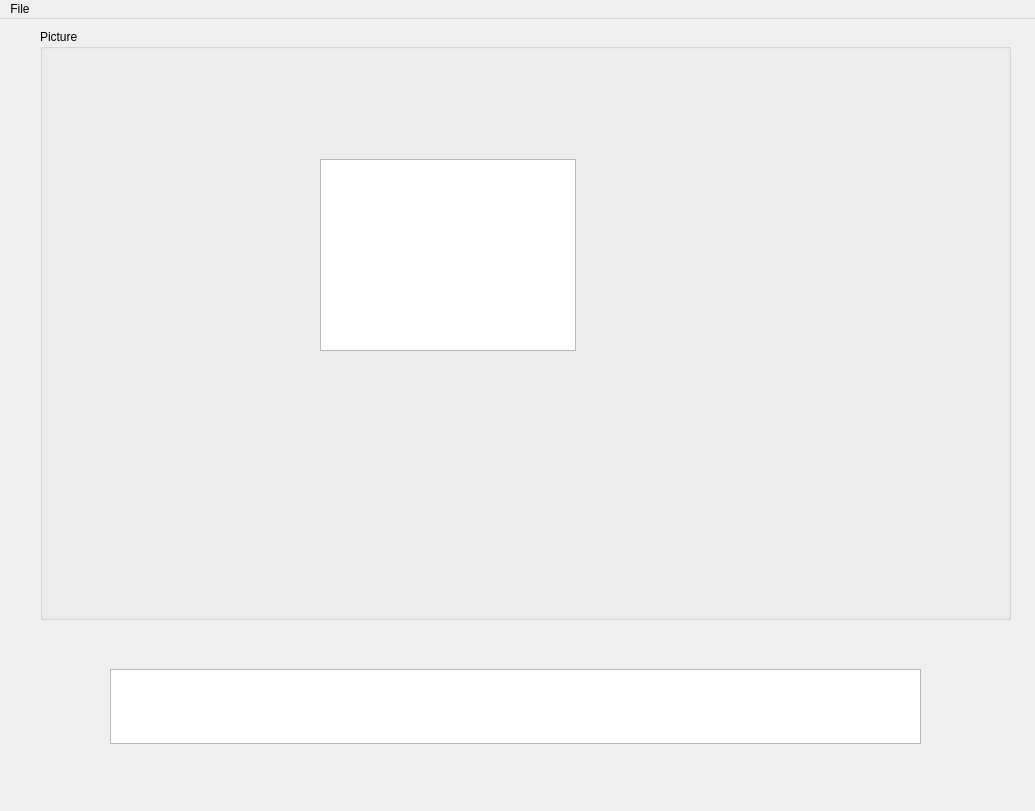
Before: the Qt Designer form XmlParser/mainwindow.ui in glazzara/olena, drawn with Qt 5.
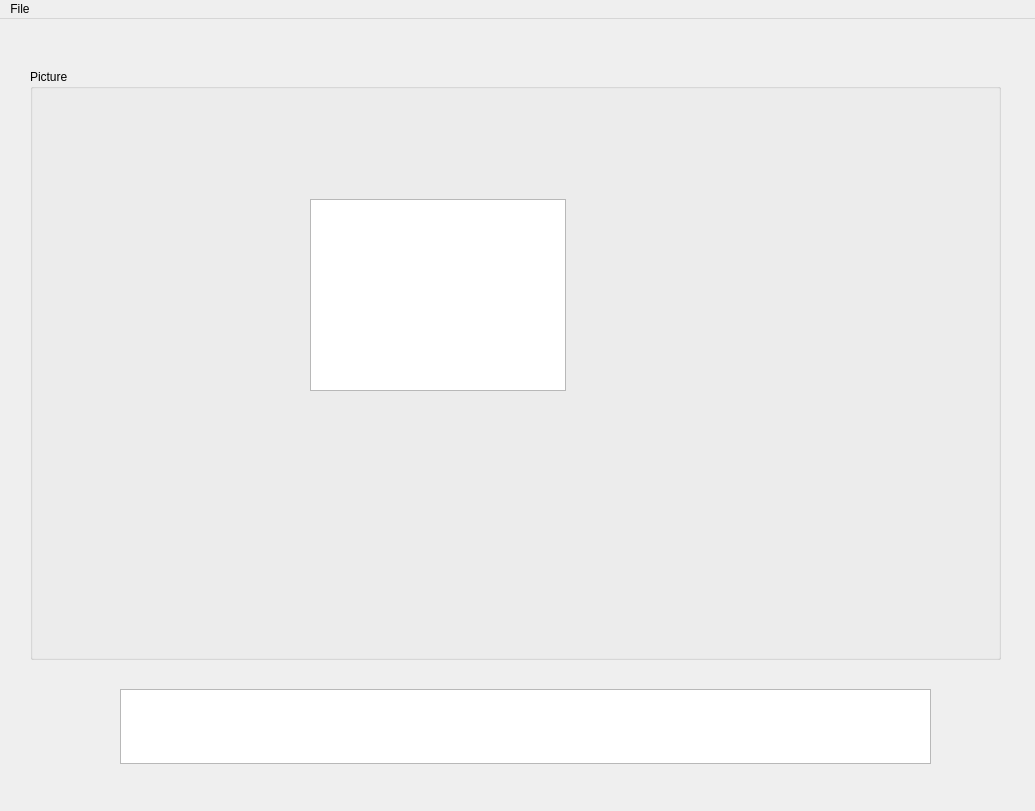
After: the same form once the commit is applied.

The edit to the form file:
```diff
--- a/XmlParser/mainwindow.ui
+++ b/XmlParser/mainwindow.ui
@@ -20,8 +20,8 @@
    <widget class="QTextEdit" name="textEdit">
     <property name="geometry">
      <rect>
-      <x>110</x>
-      <y>650</y>
+      <x>120</x>
+      <y>670</y>
       <width>811</width>
       <height>75</height>
      </rect>
@@ -30,8 +30,8 @@
    <widget class="QGroupBox" name="groupBox">
     <property name="geometry">
      <rect>
-      <x>40</x>
-      <y>10</y>
+      <x>30</x>
+      <y>50</y>
       <width>971</width>
       <height>591</height>
      </rect>
```
